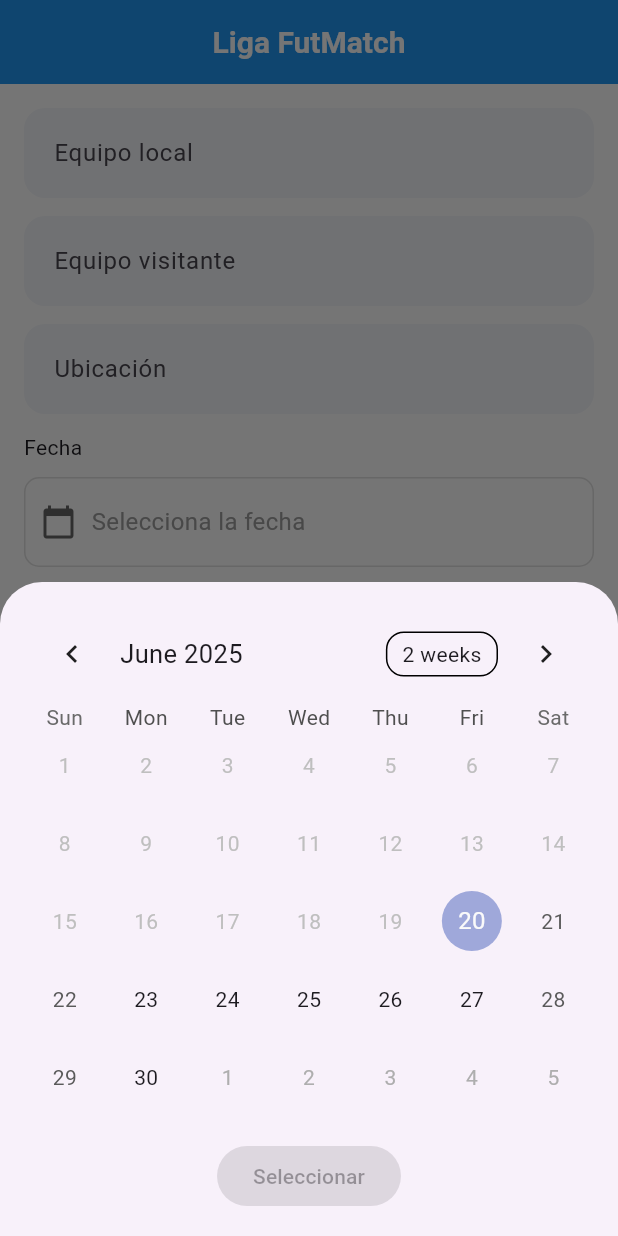
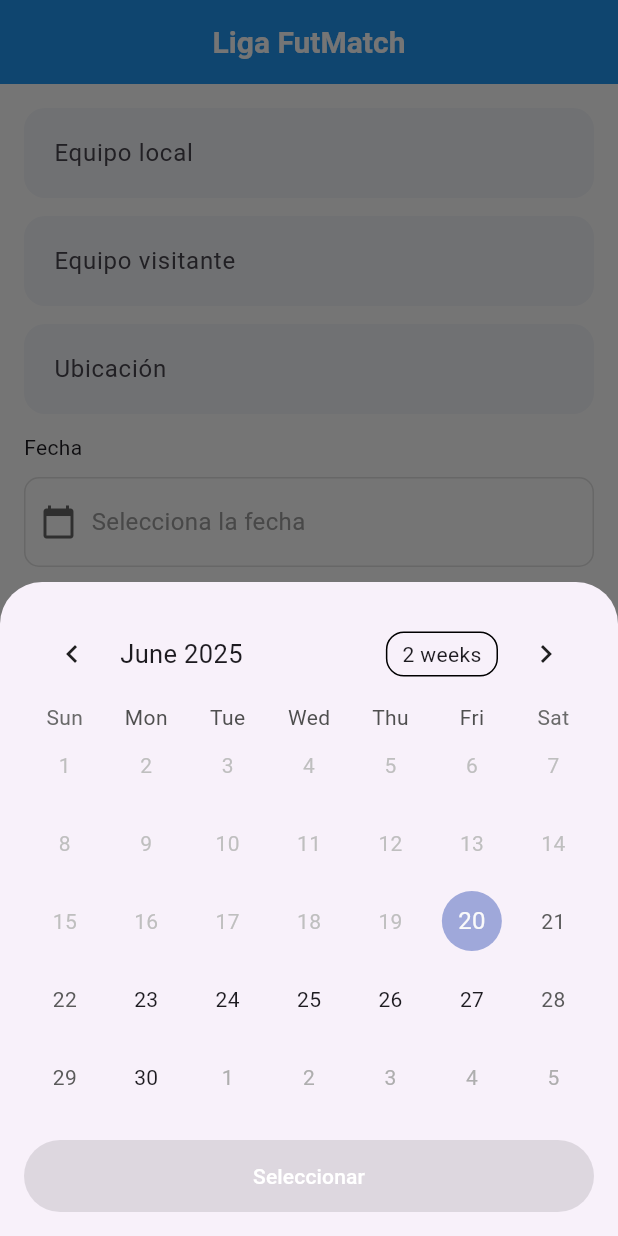
Before and after one commit to ingRodriguezSelvi/futmatch_frontend, a Flutter app: the CreateMatchScreen screen opened directly, after a tap on "Selecciona la fecha", on a phone screen of 412 x 824 dp. Run offline on Flutter 3.47's test engine with Material 3 defaults, Android fonts, the phone set to English and light mode, and no system bars; drawn by our look-alikes of table_calendar; our stand-ins replace bloc, equatable, flutter_bloc, get_it, sqflite; accounts and stored records are empty.

Commit message:
feat: integrate FutButton for date selection and match creation

```diff
--- a/lib/core/widgets/calendar_bottom_sheet.dart
+++ b/lib/core/widgets/calendar_bottom_sheet.dart
@@ -1,4 +1,5 @@
 import 'package:flutter/material.dart';
+import 'package:futmatch_frontend/core/widgets/fut_button.dart';
 import 'package:table_calendar/table_calendar.dart';
 
 import '../../features/matches/domain/entities/day_availability.dart';
@@ -30,10 +31,12 @@ class _CalendarBottomSheetState extends State<CalendarBottomSheet> {
       return false;
     }
     if (widget.availableDays == null) return true;
-    return widget.availableDays!.any((d) =>
-        d.date.year == day.year &&
-        d.date.month == day.month &&
-        d.date.day == day.day);
+    return widget.availableDays!.any(
+      (d) =>
+          d.date.year == day.year &&
+          d.date.month == day.month &&
+          d.date.day == day.day,
+    );
   }
 
   @override
@@ -48,10 +51,12 @@ class _CalendarBottomSheetState extends State<CalendarBottomSheet> {
               firstDay: DateTime.utc(2000, 1, 1),
               lastDay: DateTime.utc(2100, 12, 31),
               focusedDay: _focusedDay,
-              selectedDayPredicate: (day) => _selectedDay != null &&
-                  day.year == _selectedDay!.year &&
-                  day.month == _selectedDay!.month &&
-                  day.day == _selectedDay!.day,
+              selectedDayPredicate:
+                  (day) =>
+                      _selectedDay != null &&
+                      day.year == _selectedDay!.year &&
+                      day.month == _selectedDay!.month &&
+                      day.day == _selectedDay!.day,
               onDaySelected: (selected, focused) {
                 if (_isDayEnabled(selected)) {
                   setState(() {
@@ -63,15 +68,28 @@ class _CalendarBottomSheetState extends State<CalendarBottomSheet> {
               enabledDayPredicate: _isDayEnabled,
             ),
             const SizedBox(height: 16),
+            FutButton(
+              text: "Seleccionar",
+              onPressed:
+                  _selectedDay == null
+                      ? null
+                      : () {
+                        print('Selected day: $_selectedDay');
+                        widget.onDateSelected(_selectedDay!);
+                        Navigator.of(context).pop();
+                      },
+            ),
+            /*
             ElevatedButton(
               onPressed: _selectedDay == null
                   ? null
                   : () {
+                print('Selected day: $_selectedDay');
                       widget.onDateSelected(_selectedDay!);
                       Navigator.of(context).pop();
                     },
               child: const Text('Seleccionar'),
-            ),
+            ),*/
           ],
         ),
       ),
--- a/lib/core/widgets/date_picker_prw.dart
+++ b/lib/core/widgets/date_picker_prw.dart
@@ -156,6 +156,7 @@ class _DatePickerPrwState extends State<DatePickerPrw> {
   }
 
   void _setDate(DateTime date) {
+    print("Selected date: $date");
     setState(() {
       _selectedDate = date;
     });
--- a/lib/features/matches/ui/screens/create_match_screen.dart
+++ b/lib/features/matches/ui/screens/create_match_screen.dart
@@ -1,5 +1,6 @@
 import 'package:flutter/material.dart';
 import 'package:flutter_bloc/flutter_bloc.dart';
+import 'package:futmatch_frontend/core/widgets/fut_button.dart';
 
 import '../../../../core/styles/input_decoration.dart';
 import '../../../../core/widgets/date_picker_prw.dart';
@@ -83,13 +84,17 @@ class _CreateMatchScreenState extends State<CreateMatchScreen> {
                         labelText: 'Fecha',
                         hintText: 'Selecciona la fecha',
                         showTime: true,
-                        onChanged: (d) => _selectedDate = d,
+                        onChanged: (d) {
+                          setState(() {
+                            print("Selected date: $d");
+                            _selectedDate = d;
+                          });
+                        },
                         validator: (_) => null,
                       ),
                       const SizedBox(height: 24),
-                      ElevatedButton(
-                        onPressed:
-                            loading
+                      FutButton(
+                        onPressed: loading
                             ? null
                             : () {
                                 context.read<MatchesBloc>().add(
@@ -98,13 +103,12 @@ class _CreateMatchScreenState extends State<CreateMatchScreen> {
                                     'awayTeam': _awayCtrl.text,
                                     'location': _locationCtrl.text,
                                     'date':
-                                          _selectedDate?.toIso8601String() ??
-                                          '',
+                                        _selectedDate?.toIso8601String() ?? '',
                                   }),
                                 );
                               },
-                        child: Text(loading ? 'Creando...' : 'Crear'),
-                      ),
+                        text: loading ? 'Creando...' : 'Crear partido',
+                      )
                     ],
                   );
                 },
```
Lines whose indentation alone changed are shown as unchanged.
